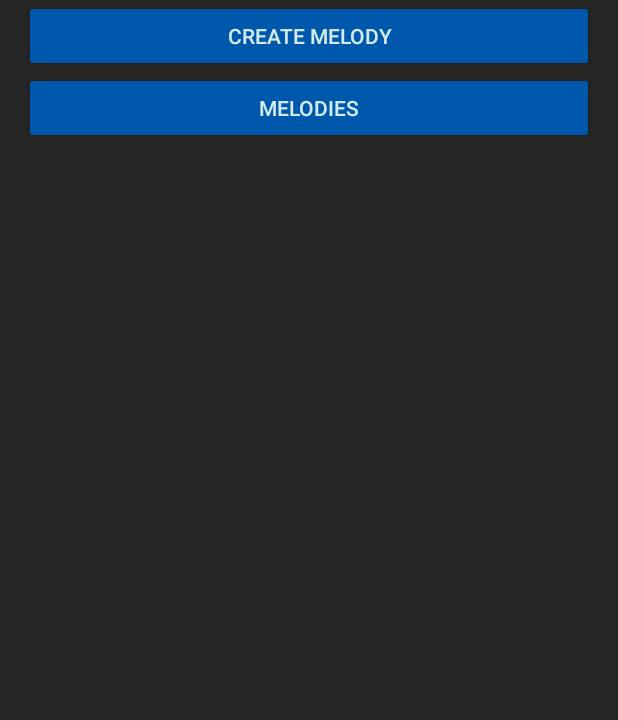
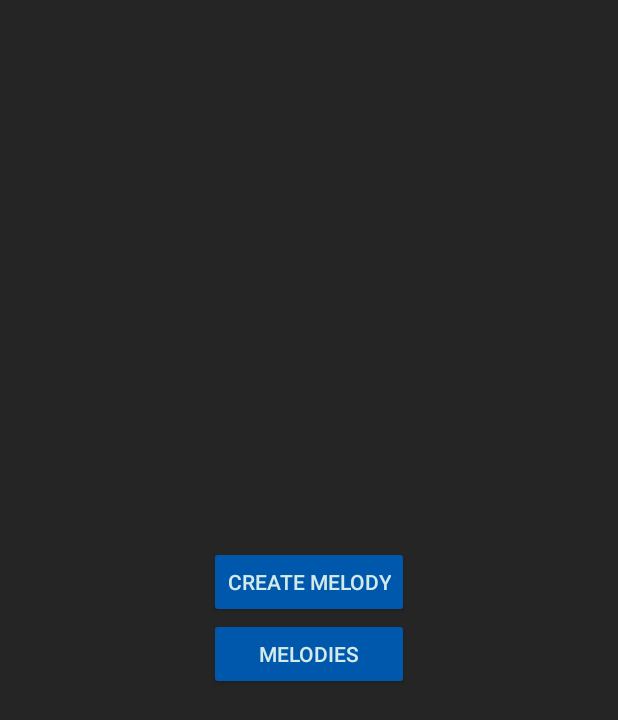
Before and after one commit to orzech123123/DungeonMelody, an Android app: the screen it shows after launch (MenuActivity), on a phone screen of 412 x 824 dp. Shown: the top 720 px of the screen. Run offline under Robolectric (Android 15) with nearby library versions, the phone set to English and light mode, and no system bars.

Commit message:
ui improvements

```diff
--- a/app/src/main/res/layout/activity_melody_list.xml
+++ b/app/src/main/res/layout/activity_melody_list.xml
@@ -3,5 +3,5 @@
     android:layout_width="fill_parent"
     android:layout_height="fill_parent"
     android:padding="10dp"
-    android:textSize="20sp" >
+    android:background="@color/colorControlsDefault">
 </TextView>
--- a/app/src/main/res/layout/activity_menu.xml
+++ b/app/src/main/res/layout/activity_menu.xml
@@ -7,21 +7,26 @@
     android:paddingRight="16dp"
     android:orientation="vertical">
 
-    <Button
-        android:id="@+id/createMelodyButton"
-        android:layout_width="wrap_content"
+    <TableRow
+        android:layout_width="match_parent"
         android:layout_height="wrap_content"
-        android:text="Create Melody"
-        tools:layout_editor_absoluteX="117dp"
-        tools:layout_editor_absoluteY="234dp"
-        tools:ignore="MissingConstraints" />
+        android:layout_weight="1"
+        android:gravity="center">
+            <LinearLayout
+                android:layout_width="wrap_content"
+                android:layout_height="wrap_content"
+                android:orientation="vertical">
+                <Button
+                    android:id="@+id/createMelodyButton"
+                    android:layout_width="match_parent"
+                    android:layout_height="wrap_content"
+                    android:text="Create Melody"/>
 
-    <Button
-        android:id="@+id/melodyListButton"
-        android:layout_width="wrap_content"
-        android:layout_height="wrap_content"
-        android:text="Melodies"
-        tools:layout_editor_absoluteX="117dp"
-        tools:layout_editor_absoluteY="234dp"
-        tools:ignore="MissingConstraints" />
+                <Button
+                    android:id="@+id/melodyListButton"
+                    android:layout_width="match_parent"
+                    android:layout_height="wrap_content"
+                    android:text="Melodies" />
+        </LinearLayout>
+    </TableRow>
 </TableLayout>
```
